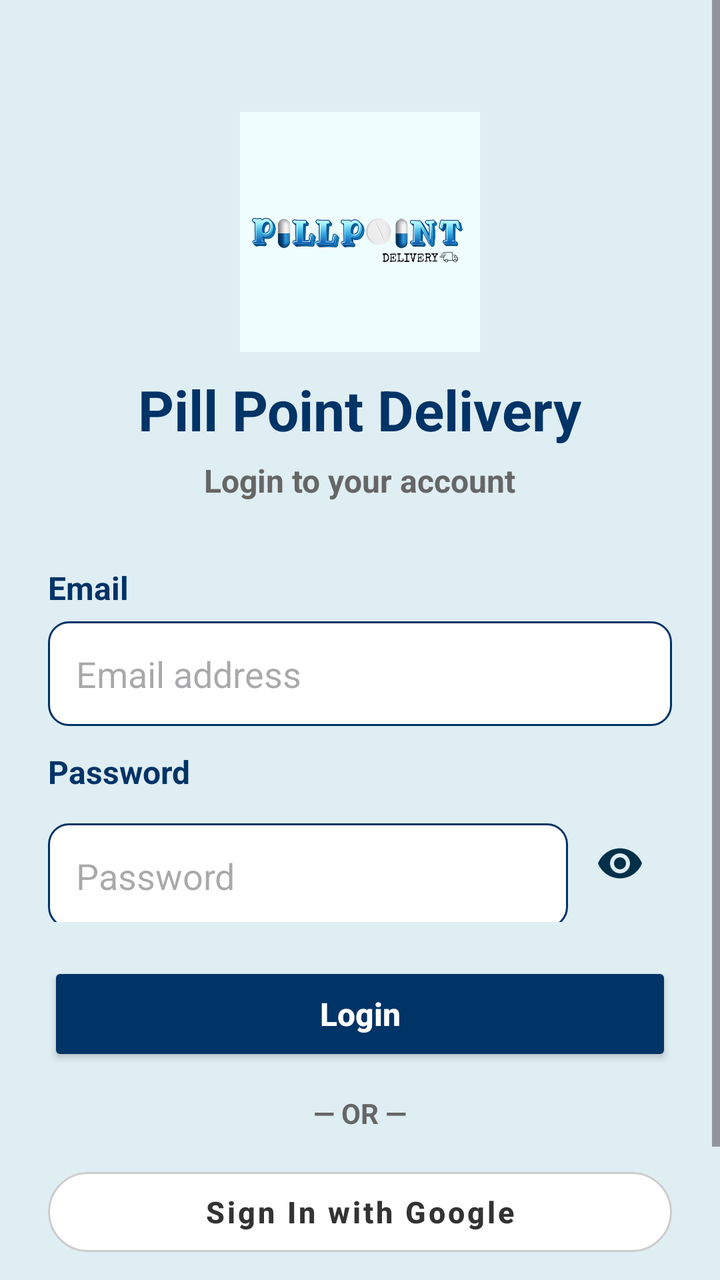
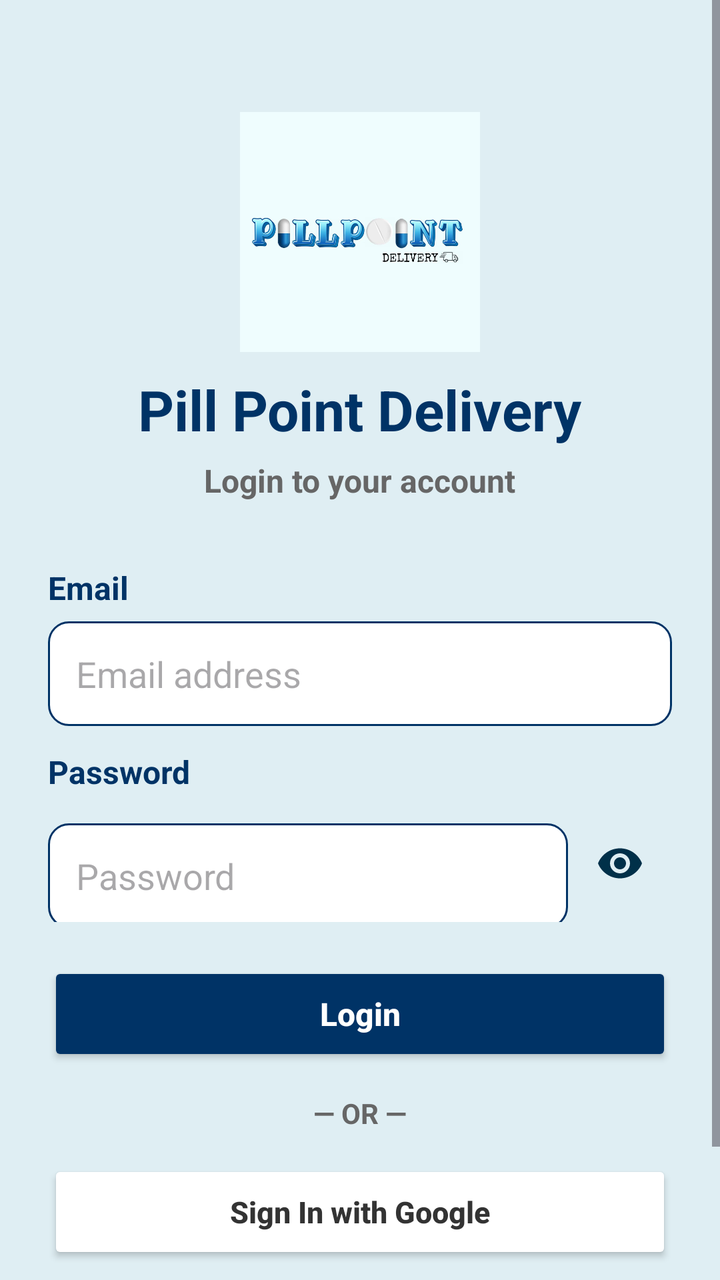

The first picture is an Android layout as it rendered before a commit; the second is the same layout after the commit. The layout source and the unified diff follow.
<!-- AndroidManifest.xml: application theme Theme.Pillpoint -->
<!-- res/layout/activity_login.xml -->
<?xml version="1.0" encoding="utf-8"?>
<ScrollView
    xmlns:android="http://schemas.android.com/apk/res/android"
    xmlns:app="http://schemas.android.com/apk/res-auto"
    xmlns:tools="http://schemas.android.com/tools"
    android:id="@+id/main"
    android:layout_width="match_parent"
    android:layout_height="match_parent"
    android:background="#DFEEF3"
    android:fillViewport="true"
    tools:context=".Login">

    <LinearLayout
        android:layout_width="match_parent"
        android:layout_height="wrap_content"
        android:orientation="vertical"
        android:gravity="center_horizontal"
        android:padding="24dp">

        
        <ImageView
            android:id="@+id/imgLogo"
            android:layout_width="120dp"
            android:layout_height="120dp"
            android:layout_marginTop="32dp"
            android:src="@drawable/logo"
            android:contentDescription="Pill Point Delivery logo" />

        
        <TextView
            android:layout_width="wrap_content"
            android:layout_height="wrap_content"
            android:layout_marginTop="10dp"
            android:text="Pill Point Delivery"
            android:textColor="@color/dark_blue"
            android:textSize="28sp"
            android:textStyle="bold" />

        
        <TextView
            android:layout_width="wrap_content"
            android:layout_height="wrap_content"
            android:layout_marginTop="6dp"
            android:layout_marginBottom="20dp"
            android:text="Login to your account"
            android:textColor="#666666"
            android:textSize="16sp"
            android:textStyle="bold" />

        
        <TextView
            android:layout_width="wrap_content"
            android:layout_height="wrap_content"
            android:layout_gravity="start"
            android:layout_marginTop="12dp"
            android:text="Email"
            android:textColor="@color/dark_blue"
            android:textSize="16sp"
            android:textStyle="bold" />

        <EditText
            android:id="@+id/etEmail"
            android:layout_width="match_parent"
            android:layout_height="wrap_content"
            android:layout_marginTop="6dp"
            android:autofillHints="emailAddress"
            android:background="@drawable/edit_text_background"
            android:hint="Email address"
            android:inputType="textEmailAddress"
            android:minHeight="50dp"
            android:padding="14dp" />

        
        <TextView
            android:layout_width="wrap_content"
            android:layout_height="wrap_content"
            android:layout_gravity="start"
            android:layout_marginTop="12dp"
            android:text="Password"
            android:textColor="@color/dark_blue"
            android:textSize="16sp"
            android:textStyle="bold" />

        <LinearLayout
            android:layout_width="match_parent"
            android:layout_height="wrap_content"
            android:orientation="horizontal"
            android:gravity="center_vertical"
            android:layout_marginTop="6dp">

            <EditText
                android:id="@+id/etPassword"
                android:layout_width="0dp"
                android:layout_height="wrap_content"
                android:layout_marginTop="6dp"
                android:autofillHints="password"
                android:background="@drawable/edit_text_background"
                android:hint="Password"
                android:inputType="textPassword"
                android:minHeight="50dp"
                android:padding="14dp"
                android:layout_weight="1" />

            <ImageButton
                android:id="@+id/btnTogglePassword"
                android:layout_width="52dp"
                android:layout_height="50dp"
                android:background="@android:color/transparent"
                android:contentDescription="Show password"
                android:src="@drawable/ic_visibility" />
        </LinearLayout>

        
        <Button
            android:id="@+id/btnLogin"
            android:layout_width="match_parent"
            android:layout_height="wrap_content"
            android:layout_marginTop="20dp"
            android:backgroundTint="@color/dark_blue"
            android:minHeight="52dp"
            android:text="Login"
            android:textAllCaps="false"
            android:textColor="@android:color/white"
            android:textSize="16sp"
            android:textStyle="bold" />

        
        <TextView
            android:layout_width="wrap_content"
            android:layout_height="wrap_content"
            android:layout_marginVertical="14dp"
            android:text="— OR —"
            android:textColor="#666666"
            android:textSize="14sp"
            android:textStyle="bold" />

        
        <com.google.android.material.button.MaterialButton
            android:id="@+id/btnGoogleSignIn"
            style="@style/Widget.MaterialComponents.Button.OutlinedButton"
            android:layout_width="match_parent"
            android:layout_height="52dp"
            android:backgroundTint="@android:color/white"
            android:text="Sign In with Google"
            android:textAllCaps="false"
            android:textColor="#333333"
            android:textSize="15sp"
            android:textStyle="bold"
            app:cornerRadius="26dp"
            app:iconGravity="textStart"
            app:iconPadding="12dp"
            app:iconTint="@null"
            app:strokeColor="#CCCCCC"
            app:strokeWidth="1dp" />

        
        <TextView
            android:id="@+id/tvSignup"
            android:layout_width="wrap_content"
            android:layout_height="wrap_content"
            android:layout_marginTop="18dp"
            android:clickable="true"
            android:focusable="true"
            android:padding="10dp"
            android:text="Don't have an account? Sign Up"
            android:textColor="@color/dark_blue"
            android:textSize="15sp"
            android:textStyle="bold" />

    </LinearLayout>

</ScrollView>
<!-- resources referenced by this layout -->
<resources>
  <color name="dark_blue">#003366</color>
  <!-- drawable edit_text_background (drawable) -->
  <?xml version="1.0" encoding="utf-8"?>
  <shape xmlns:android="http://schemas.android.com/apk/res/android">
  
      <solid android:color="#FFFFFF"/>
  
      <stroke
          android:width="1dp"
          android:color="@color/dark_blue"/>
  
      <corners android:radius="10dp"/>
  
      <padding
          android:left="10dp"
          android:right="10dp"
          android:top="10dp"
          android:bottom="10dp"/>
  
  
  </shape>
  <!-- drawable ic_visibility (drawable) -->
  <vector xmlns:android="http://schemas.android.com/apk/res/android" android:width="24dp" android:height="24dp" android:viewportWidth="24" android:viewportHeight="24">
      <path android:fillColor="#003049" android:pathData="M12,4.5C7,4.5 2.73,7.61 1,12c1.73,4.39 6,7.5 11,7.5s9.27,-3.11 11,-7.5C21.27,7.61 17,4.5 12,4.5zM12,17c-2.76,0 -5,-2.24 -5,-5s2.24,-5 5,-5 5,2.24 5,5 -2.24,5 -5,5zM12,9c-1.66,0 -3,1.34 -3,3s1.34,3 3,3 3,-1.34 3,-3 -1.34,-3 -3,-3z"/>
  </vector>
  <!-- drawable logo: jpg bitmap (drawable, 45738 bytes) -->
  <style name="Theme.Pillpoint" parent="Base.Theme.Pillpoint" />
  <style name="Base.Theme.Pillpoint" parent="Theme.Material3.Light.NoActionBar">
          
  
          
  
          <item name="colorPrimary">@color/blue</item>
          <item name="colorOnPrimary">@color/white</item>
  
          <item name="colorSecondary">@color/red</item>
          <item name="colorOnSecondary">@color/white</item>
  
          <item name="android:statusBarColor">@color/dark_blue</item>
          <item name="android:navigationBarColor">@color/blue</item>
      </style>
  <color name="blue">#0D6EFD</color>
  <color name="white">#FFFFFFFF</color>
  <color name="red">#FF0000</color>
</resources>

<!-- the commit's change to res/layout/activity_login.xml (unified diff, before → after) -->
@@ -135,23 +135,17 @@
             android:textStyle="bold" />
 
         
-        <com.google.android.material.button.MaterialButton
+        <Button
             android:id="@+id/btnGoogleSignIn"
-            style="@style/Widget.MaterialComponents.Button.OutlinedButton"
             android:layout_width="match_parent"
-            android:layout_height="52dp"
+            android:layout_height="wrap_content"
             android:backgroundTint="@android:color/white"
+            android:minHeight="52dp"
             android:text="Sign In with Google"
             android:textAllCaps="false"
             android:textColor="#333333"
             android:textSize="15sp"
-            android:textStyle="bold"
-            app:cornerRadius="26dp"
-            app:iconGravity="textStart"
-            app:iconPadding="12dp"
-            app:iconTint="@null"
-            app:strokeColor="#CCCCCC"
-            app:strokeWidth="1dp" />
+            android:textStyle="bold" />
 
         
         <TextView
